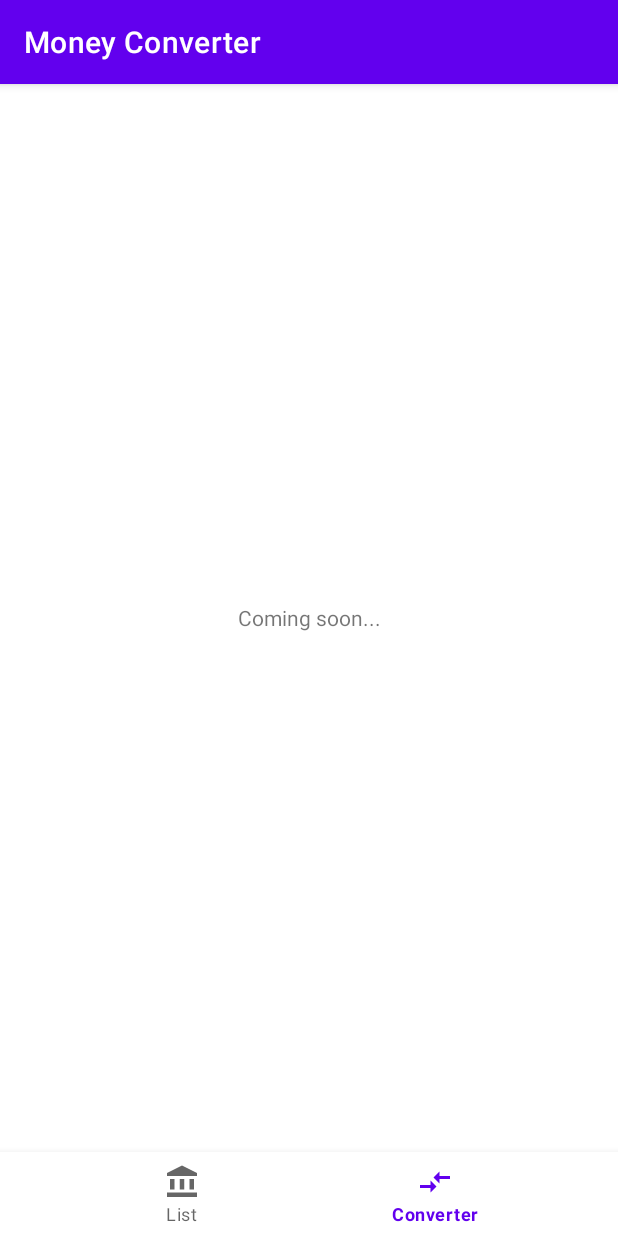
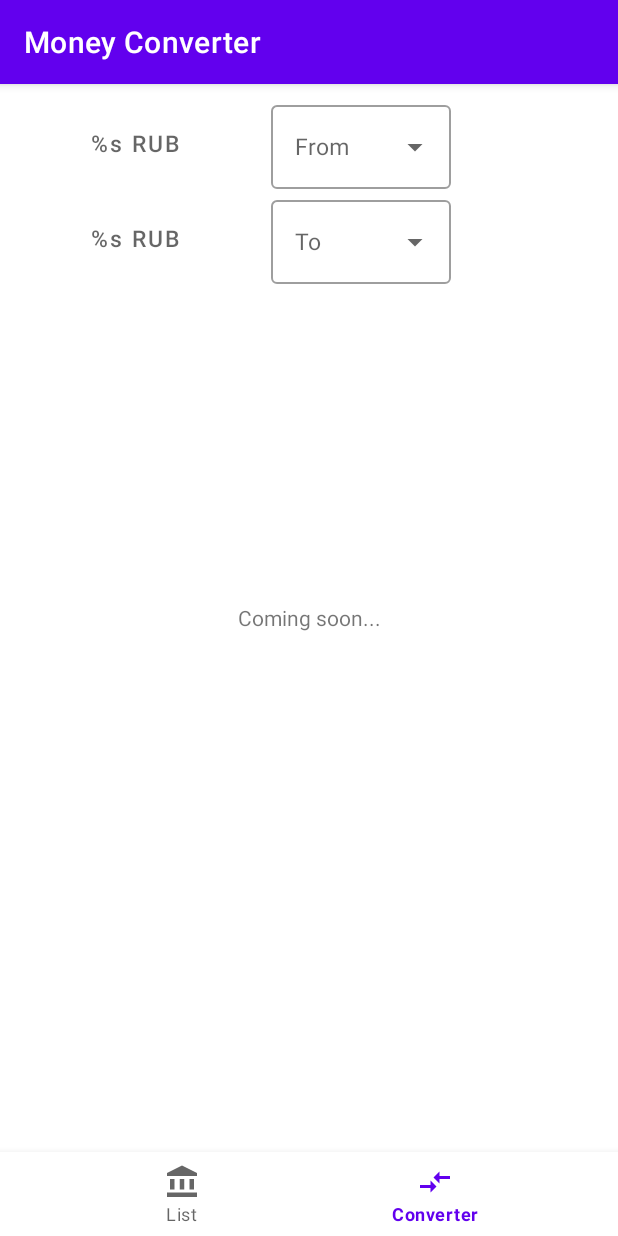
Before and after one commit to CrazyApple888/MoneyConverter, an Android app: the ConverterFragment screen opened through its navigation route, on a phone screen of 412 x 824 dp. Run offline under Robolectric (Android 15) with nearby library versions, the phone set to English and light mode, and no system bars; our stand-ins replace Volley, navigation-ui; network calls fail; 1 statement that could not run was skipped.

Commit message:
Saving old UI for converter (Not finished)

```diff
--- a/app/src/main/java/ru/isachenko/moneyconverter/ConverterFragment.kt
+++ b/app/src/main/java/ru/isachenko/moneyconverter/ConverterFragment.kt
@@ -1,12 +1,15 @@
 package ru.isachenko.moneyconverter
 
 import android.os.Bundle
+import android.view.*
+import android.widget.ArrayAdapter
+import android.widget.AutoCompleteTextView
 import androidx.fragment.app.Fragment
-import android.view.LayoutInflater
-import android.view.View
-import android.view.ViewGroup
+import ru.isachenko.moneyconverter.databinding.FragmentConverterBinding
 
 class ConverterFragment : Fragment() {
+
+    private lateinit var binding: FragmentConverterBinding
 
     override fun onCreate(savedInstanceState: Bundle?) {
         super.onCreate(savedInstanceState)
@@ -16,7 +19,13 @@ class ConverterFragment : Fragment() {
         inflater: LayoutInflater, container: ViewGroup?,
         savedInstanceState: Bundle?
     ): View? {
-        // Inflate the layout for this fragment
-        return inflater.inflate(R.layout.fragment_converter, container, false)
+        binding = FragmentConverterBinding.inflate(inflater, container, false)
+        return binding.root
+    }
+
+    override fun onViewCreated(view: View, savedInstanceState: Bundle?) {
+        val items = "TODO".toCharArray().asList()
+        val adapter = ArrayAdapter(requireContext(), R.layout.dropdown_converter_item, items)
+        binding.autoCompleteTextView.setAdapter(adapter)
     }
 }
--- a/app/src/main/java/ru/isachenko/moneyconverter/CurrencyListFragment.kt
+++ b/app/src/main/java/ru/isachenko/moneyconverter/CurrencyListFragment.kt
@@ -10,8 +10,8 @@ import ru.isachenko.moneyconverter.databinding.FragmentCurrencyListBinding
 
 class CurrencyListFragment : Fragment() {
 
-    private var _binding: FragmentCurrencyListBinding? = null
-    private val binding get() = _binding!!
+    //private var _binding: FragmentCurrencyListBinding? = null
+    private lateinit var binding: FragmentCurrencyListBinding
 
     override fun onCreate(savedInstanceState: Bundle?) {
         super.onCreate(savedInstanceState)
@@ -21,7 +21,7 @@ class CurrencyListFragment : Fragment() {
         inflater: LayoutInflater, container: ViewGroup?,
         savedInstanceState: Bundle?
     ): View? {
-        _binding = FragmentCurrencyListBinding.inflate(inflater, container, false)
+        binding = FragmentCurrencyListBinding.inflate(inflater, container, false)
         return binding.root
     }
 
--- a/app/src/main/java/ru/isachenko/moneyconverter/MainActivity.kt
+++ b/app/src/main/java/ru/isachenko/moneyconverter/MainActivity.kt
@@ -1,11 +1,9 @@
 package ru.isachenko.moneyconverter
 
-import android.os.AsyncTask
 import androidx.appcompat.app.AppCompatActivity
 import android.os.Bundle
 import androidx.navigation.fragment.NavHostFragment
 import androidx.navigation.ui.NavigationUI
-import androidx.recyclerview.widget.RecyclerView
 import ru.isachenko.moneyconverter.databinding.ActivityMainBinding
 
 class MainActivity : AppCompatActivity() {
--- a/app/src/main/java/ru/isachenko/moneyconverter/WalletAdapter.kt
+++ b/app/src/main/java/ru/isachenko/moneyconverter/WalletAdapter.kt
@@ -1,6 +1,7 @@
 package ru.isachenko.moneyconverter
 
 import android.content.Context
+import android.util.Log
 import android.view.LayoutInflater
 import android.view.View
 import android.view.ViewGroup
@@ -34,6 +35,7 @@ class WalletAdapter(private val ctx: Context) :
     override fun onBindViewHolder(holder: WalletViewHolder, position: Int) {
         val item = currencies[position]
         holder.charCode.text = item.charCode
-        holder.value.text = item.value.toString()
+        holder.value.text = String.format(ctx.getString(R.string.currency_value_RUB), item.value.toString())
+        Log.i("HOLDER", holder.value.text.toString())
     }
 }
--- /dev/null
+++ b/app/src/main/res/layout/dropdown_converter_item.xml
@@ -0,0 +1,10 @@
+<?xml version="1.0" encoding="utf-8"?>
+    <TextView
+        xmlns:android="http://schemas.android.com/apk/res/android"
+        android:layout_width="match_parent"
+        android:layout_height="wrap_content"
+        android:padding="16dp"
+        android:ellipsize="end"
+        android:maxLines="1"
+        android:textAppearance="?attr/textAppearanceSubtitle1"
+        />
--- a/app/src/main/res/layout/fragment_converter.xml
+++ b/app/src/main/res/layout/fragment_converter.xml
@@ -1,15 +1,81 @@
 <?xml version="1.0" encoding="utf-8"?>
-<FrameLayout xmlns:android="http://schemas.android.com/apk/res/android"
+<androidx.constraintlayout.widget.ConstraintLayout xmlns:android="http://schemas.android.com/apk/res/android"
+    xmlns:app="http://schemas.android.com/apk/res-auto"
     xmlns:tools="http://schemas.android.com/tools"
     android:layout_width="match_parent"
     android:layout_height="match_parent"
     tools:context=".ConverterFragment">
 
-    <!-- TODO: Update blank fragment layout -->
+    <com.google.android.material.textfield.TextInputEditText
+        android:id="@+id/convert_from"
+        style="@style/Widget.MaterialComponents.Button.OutlinedButton"
+        android:layout_width="150dp"
+        android:layout_height="wrap_content"
+        android:layout_margin="15dp"
+        android:hint="@string/currency_value_RUB"
+        android:inputType="number"
+        android:textSize="15sp"
+        app:layout_constraintStart_toStartOf="parent"
+        app:layout_constraintTop_toTopOf="parent" />
+
+    <com.google.android.material.textfield.TextInputLayout
+        android:id="@+id/convert_value_from"
+        style="@style/Widget.MaterialComponents.TextInputLayout.OutlinedBox.ExposedDropdownMenu"
+        android:layout_width="120dp"
+        android:layout_height="wrap_content"
+        android:layout_margin="15dp"
+        app:layout_constraintBottom_toBottomOf="@+id/convert_from"
+        app:layout_constraintStart_toEndOf="@id/convert_from"
+        app:layout_constraintTop_toTopOf="@+id/convert_from">
+
+        <AutoCompleteTextView
+            android:id="@+id/dropdown_from"
+            android:layout_width="match_parent"
+            android:layout_height="match_parent"
+            android:layout_weight="1"
+            android:hint="From"
+            android:inputType="none"
+            android:textSize="15sp" />
+
+    </com.google.android.material.textfield.TextInputLayout>
+
+    <com.google.android.material.textfield.TextInputEditText
+        android:id="@+id/convert_to"
+        style="@style/Widget.MaterialComponents.Button.OutlinedButton"
+        android:layout_width="150dp"
+        android:layout_height="wrap_content"
+        android:layout_margin="15dp"
+        android:hint="@string/currency_value_RUB"
+        android:inputType="number"
+        android:textSize="15sp"
+        app:layout_constraintStart_toStartOf="parent"
+        app:layout_constraintTop_toBottomOf="@+id/convert_from" />
+
+    <com.google.android.material.textfield.TextInputLayout
+        android:id="@+id/convert_value_to"
+        style="@style/Widget.MaterialComponents.TextInputLayout.OutlinedBox.ExposedDropdownMenu"
+        android:layout_width="120dp"
+        android:layout_height="wrap_content"
+        android:layout_margin="15dp"
+        app:layout_constraintBottom_toBottomOf="@+id/convert_to"
+        app:layout_constraintStart_toEndOf="@id/convert_to"
+        app:layout_constraintTop_toTopOf="@+id/convert_to">
+
+        <AutoCompleteTextView
+            android:id="@+id/dropdown_convert_to"
+            android:layout_width="match_parent"
+            android:layout_height="match_parent"
+            android:layout_weight="1"
+            android:hint="To"
+            android:inputType="none"
+            android:textSize="15sp" />
+
+    </com.google.android.material.textfield.TextInputLayout>
+
     <TextView
         android:layout_width="match_parent"
         android:layout_height="match_parent"
-        android:text="@string/coming_soon_message"
-        android:gravity="center"/>
+        android:gravity="center"
+        android:text="@string/coming_soon_message" />
 
-</FrameLayout>
+</androidx.constraintlayout.widget.ConstraintLayout>
```
